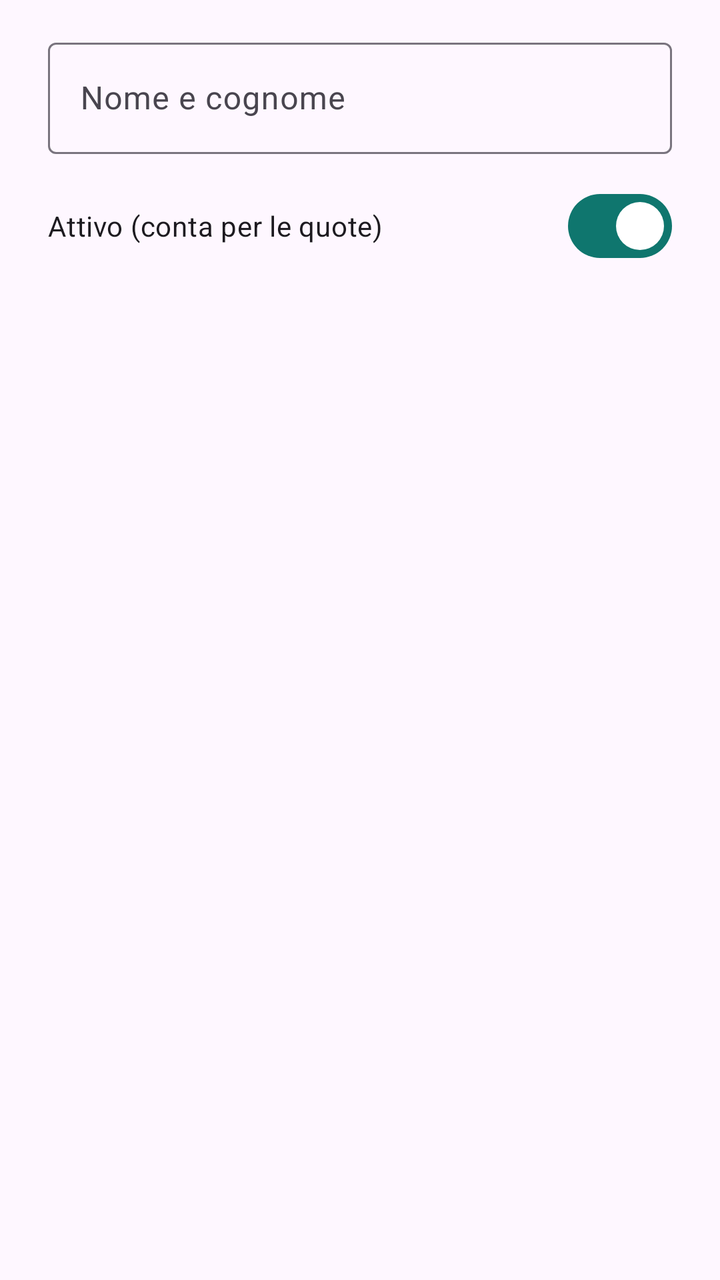
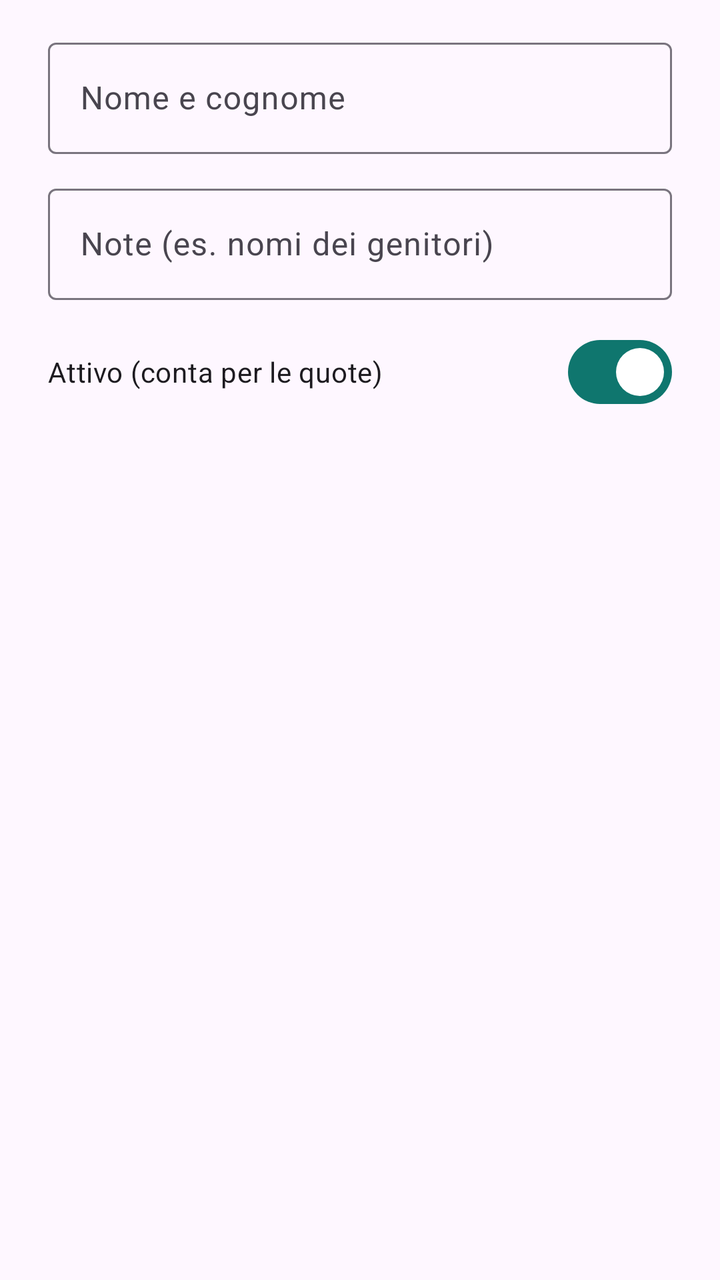

Before-and-after screenshots of an Android layout around one commit, followed by the original layout XML and the change that was made.
<!-- AndroidManifest.xml: application theme Theme.Fondocassa -->
<!-- res/layout/dialog_alunno.xml -->
<?xml version="1.0" encoding="utf-8"?>
<LinearLayout xmlns:android="http://schemas.android.com/apk/res/android" xmlns:app="http://schemas.android.com/apk/res-auto"
    android:layout_width="match_parent"
    android:layout_height="wrap_content"
    android:orientation="vertical"
    android:paddingHorizontal="24dp"
    android:paddingTop="16dp">

        <com.google.android.material.textfield.TextInputLayout
            android:id="@+id/layout_nome"
            style="?attr/textInputOutlinedStyle"
            android:layout_width="match_parent"
            android:layout_height="wrap_content"
            android:layout_marginBottom="12dp"
            android:hint="@string/alunno_nome">

            <com.google.android.material.textfield.TextInputEditText
                android:id="@+id/campo_nome"
                android:layout_width="match_parent"
                android:layout_height="wrap_content"
                android:inputType="textPersonName|textCapWords" />
        </com.google.android.material.textfield.TextInputLayout>
    <com.google.android.material.materialswitch.MaterialSwitch
        android:id="@+id/attivo"
        android:layout_width="match_parent"
        android:layout_height="wrap_content"
        android:checked="true"
        android:text="@string/alunno_attivo" />
</LinearLayout>
<!-- resources referenced by this layout -->
<resources>
  <string name="alunno_attivo">Attivo (conta per le quote)</string>
  <string name="alunno_nome">Nome e cognome</string>
  <style name="Theme.Fondocassa" parent="Theme.Material3.DayNight.NoActionBar">
          <item name="colorPrimary">@color/verde</item>
          <item name="colorOnPrimary">@android:color/white</item>
          <item name="colorSecondary">@color/verde</item>
      </style>
  <color name="verde">#0F766E</color>
</resources>

<!-- the commit's change to res/layout/dialog_alunno.xml (unified diff, before → after) -->
@@ -20,6 +20,20 @@
                 android:layout_height="wrap_content"
                 android:inputType="textPersonName|textCapWords" />
         </com.google.android.material.textfield.TextInputLayout>
+    <com.google.android.material.textfield.TextInputLayout
+        style="?attr/textInputOutlinedStyle"
+        android:layout_width="match_parent"
+        android:layout_height="wrap_content"
+        android:layout_marginBottom="12dp"
+        android:hint="@string/alunno_note">
+
+        <com.google.android.material.textfield.TextInputEditText
+            android:id="@+id/campo_note"
+            android:layout_width="match_parent"
+            android:layout_height="wrap_content"
+            android:inputType="textCapSentences|textMultiLine" />
+    </com.google.android.material.textfield.TextInputLayout>
+
     <com.google.android.material.materialswitch.MaterialSwitch
         android:id="@+id/attivo"
         android:layout_width="match_parent"
<!-- resource entries referenced after the edit -->
@@ -2,6 +2,7 @@
 <resources>
   <string name="alunno_attivo">Attivo (conta per le quote)</string>
   <string name="alunno_nome">Nome e cognome</string>
+  <string name="alunno_note">Note (es. nomi dei genitori)</string>
   <style name="Theme.Fondocassa" parent="Theme.Material3.DayNight.NoActionBar">
           <item name="colorPrimary">@color/verde</item>
           <item name="colorOnPrimary">@android:color/white</item>
